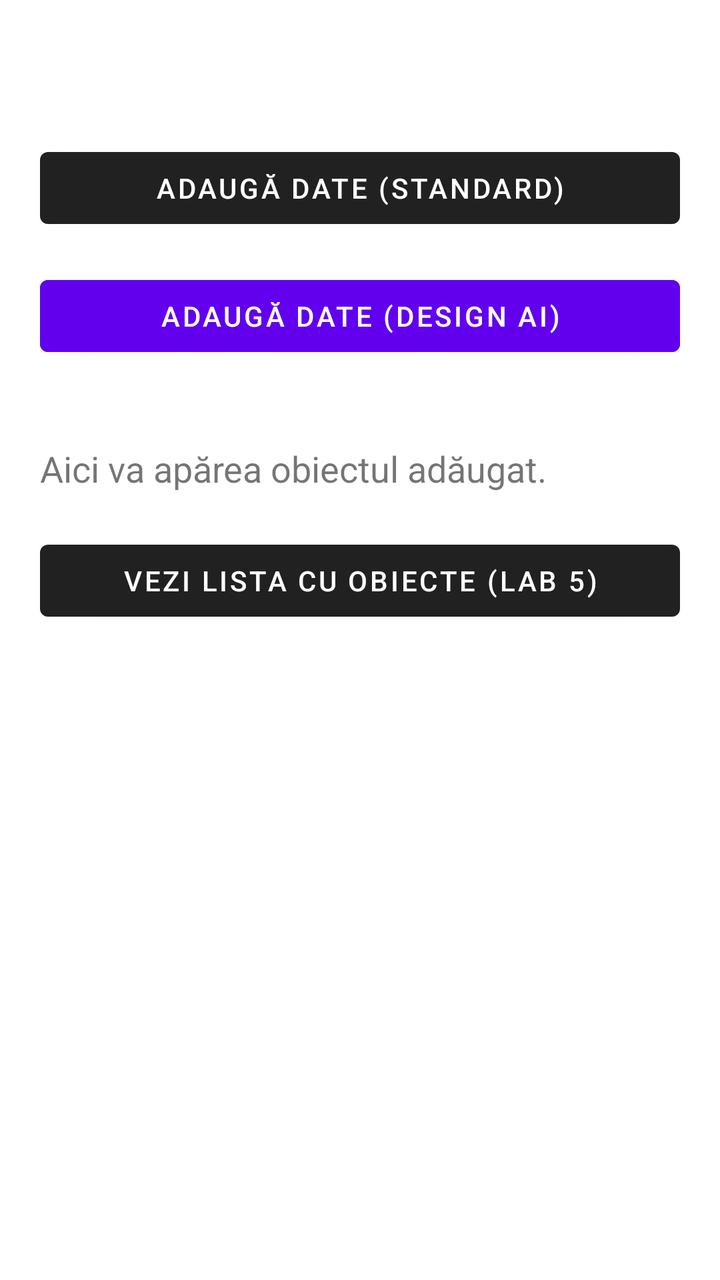
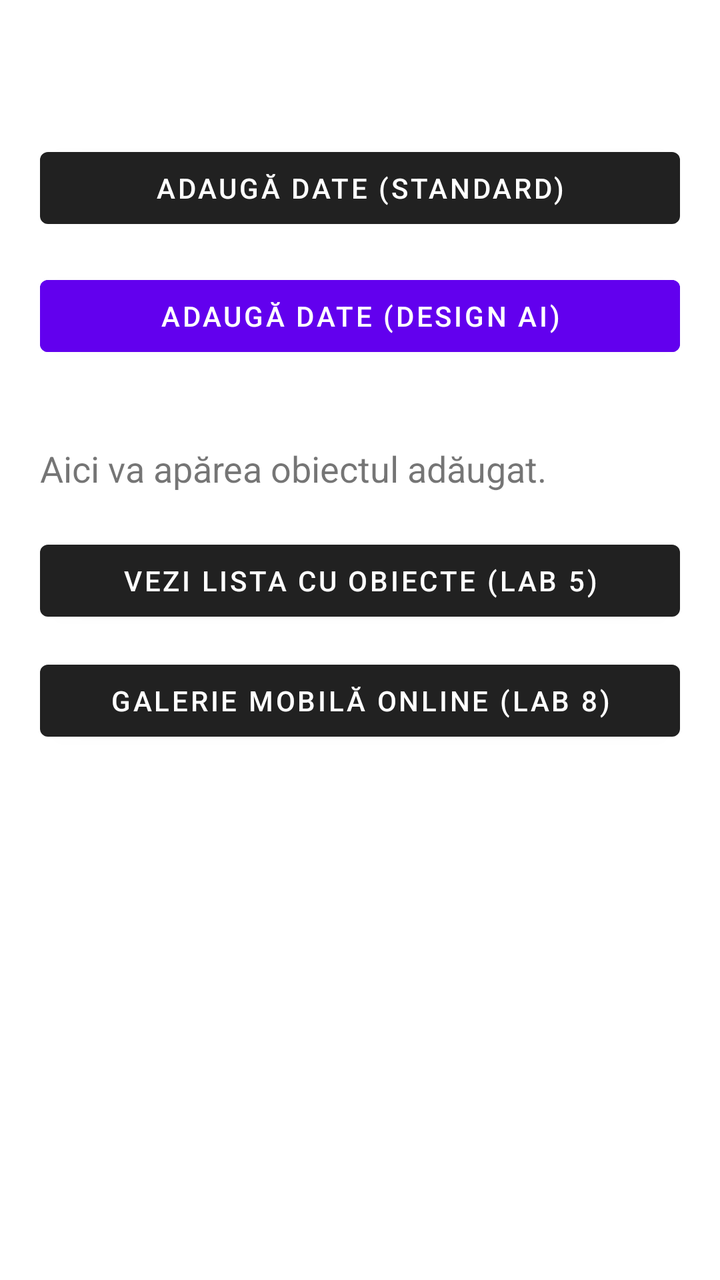

Compare the two renders of this Android layout. The source of the first and the diff that turns it into the second are given below.
<!-- AndroidManifest.xml: application theme Theme.MaterialComponents.Light.DarkActionBar -->
<!-- res/layout/activity_main.xml -->
<?xml version="1.0" encoding="utf-8"?>
<androidx.constraintlayout.widget.ConstraintLayout
    xmlns:android="http://schemas.android.com/apk/res/android"
    xmlns:app="http://schemas.android.com/apk/res-auto"
    android:layout_width="match_parent"
    android:layout_height="match_parent"
    android:padding="20dp">


    <Button
        android:id="@+id/btnAdauga"
        android:layout_width="match_parent"
        android:layout_height="wrap_content"
        android:layout_marginTop="50dp"
        android:text="Adaugă Date (Standard)"
        app:layout_constraintTop_toTopOf="parent"
        app:layout_constraintStart_toStartOf="parent"
        app:layout_constraintEnd_toEndOf="parent" />


    <Button
        android:id="@+id/btnAdaugaAI"
        android:layout_width="match_parent"
        android:layout_height="wrap_content"
        android:layout_marginTop="16dp"
        android:text="Adaugă Date (Design AI)"
        android:backgroundTint="#6200EE"
        android:textColor="#FFFFFF"
        app:layout_constraintTop_toBottomOf="@id/btnAdauga"
        app:layout_constraintStart_toStartOf="parent"
        app:layout_constraintEnd_toEndOf="parent" />

    <Button
        android:id="@+id/btnVeziLista"
        android:layout_width="match_parent"
        android:layout_height="wrap_content"
        android:layout_marginTop="20dp"
        android:text="Vezi Lista cu Obiecte (Lab 5)"
        app:layout_constraintTop_toBottomOf="@id/tvRezultat"
        app:layout_constraintStart_toStartOf="parent"
        app:layout_constraintEnd_toEndOf="parent" />


    <TextView
        android:id="@+id/tvRezultat"
        android:layout_width="match_parent"
        android:layout_height="wrap_content"
        android:layout_marginTop="40dp"
        android:text="Aici va apărea obiectul adăugat."
        android:textSize="18sp"
        app:layout_constraintTop_toBottomOf="@id/btnAdaugaAI"
        app:layout_constraintStart_toStartOf="parent"
        app:layout_constraintEnd_toEndOf="parent" />

</androidx.constraintlayout.widget.ConstraintLayout>
<!-- resources referenced by this layout -->
<resources>

</resources>

<!-- the commit's change to res/layout/activity_main.xml (unified diff, before → after) -->
@@ -52,4 +52,15 @@
         app:layout_constraintStart_toStartOf="parent"
         app:layout_constraintEnd_toEndOf="parent" />
 
+
+    <Button
+        android:id="@+id/btnGalerieWeb"
+        android:layout_width="match_parent"
+        android:layout_height="wrap_content"
+        android:layout_marginTop="12dp"
+        android:text="Galerie Mobilă Online (Lab 8)"
+        app:layout_constraintTop_toBottomOf="@id/btnVeziLista"
+        app:layout_constraintStart_toStartOf="parent"
+        app:layout_constraintEnd_toEndOf="parent" />
+
 </androidx.constraintlayout.widget.ConstraintLayout>
